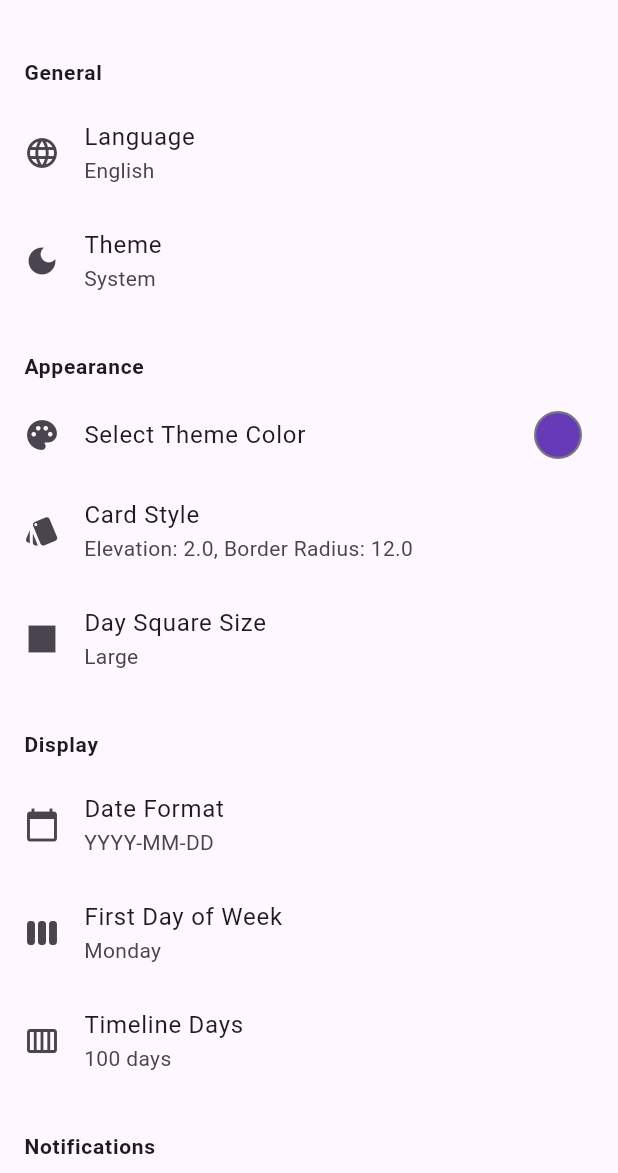
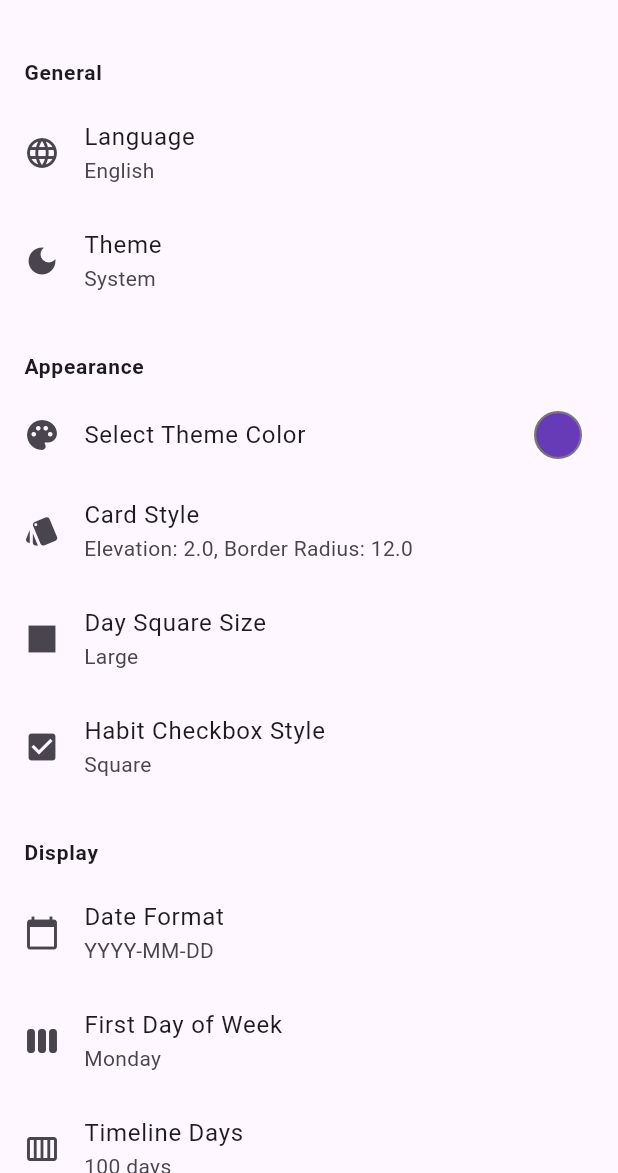
Before and after one commit to Zyzto/Adati, a Flutter app: the SettingsPage screen opened by its route, on a phone screen of 412 x 824 dp, the part 63-1236 px from its top. Run offline on Flutter 3.47's test engine with Material 3 defaults, Android fonts, the light colour scheme and no system bars; our stand-ins replace drift, easy_localization, flutter_dotenv, flutter_local_notifications, flutter_riverpod, go_router and 2 more; missing offline and left inert: easy_logger; accounts and stored records are empty; generated files the repository leaves out were written again.

Commit message:
Add customizable habit checkbox styles with settings
- Implement 8 checkbox style options (square, rounded, bordered, circle, radio, task, verified, taskAlt)
- Add checkbox style preference storage and provider
- Create settings dialog with visual previews and responsive sizing
- Update habit cards to use selected checkbox style
- Add translation keys for checkbox style setting

```diff
--- a/assets/translations/ar.json
+++ b/assets/translations/ar.json
@@ -82,5 +82,6 @@
     }
   },
   "please_enter_habit_name": "يرجى إدخال اسم العادة",
-  "reset_to_default": "إعادة تعيين إلى الافتراضي"
+  "reset_to_default": "إعادة تعيين إلى الافتراضي",
+  "habit_checkbox_style": "نمط مربع اختيار العادة"
 }
--- a/assets/translations/en.json
+++ b/assets/translations/en.json
@@ -82,5 +82,6 @@
     }
   },
   "please_enter_habit_name": "Please enter a habit name",
-  "reset_to_default": "Reset to default"
+  "reset_to_default": "Reset to default",
+  "habit_checkbox_style": "Habit Checkbox Style"
 }
--- a/lib/core/services/preferences_service.dart
+++ b/lib/core/services/preferences_service.dart
@@ -13,6 +13,7 @@ class PreferencesService {
   static const String _keyDateFormat = 'date_format';
   static const String _keyFirstDayOfWeek = 'first_day_of_week';
   static const String _keyNotificationsEnabled = 'notifications_enabled';
+  static const String _keyHabitCheckboxStyle = 'habit_checkbox_style';
 
   static SharedPreferences? _prefs;
 
@@ -88,6 +89,12 @@ class PreferencesService {
   static Future<bool> setNotificationsEnabled(bool enabled) =>
       prefs.setBool(_keyNotificationsEnabled, enabled);
 
+  // Habit checkbox style (default: square)
+  static String getHabitCheckboxStyle() =>
+      prefs.getString(_keyHabitCheckboxStyle) ?? 'square';
+  static Future<bool> setHabitCheckboxStyle(String style) =>
+      prefs.setString(_keyHabitCheckboxStyle, style);
+
   // Clear all preferences
   static Future<bool> clear() => prefs.clear();
 }
--- a/lib/features/settings/pages/settings_page.dart
+++ b/lib/features/settings/pages/settings_page.dart
@@ -4,6 +4,7 @@ import 'package:easy_localization/easy_localization.dart';
 import 'package:animations/animations.dart';
 import '../../../../core/services/preferences_service.dart';
 import '../providers/settings_providers.dart';
+import '../../habits/widgets/checkbox_style_widget.dart';
 
 class SettingsPage extends ConsumerWidget {
   const SettingsPage({super.key});
@@ -482,6 +483,88 @@ class SettingsPage extends ConsumerWidget {
     );
   }
 
+  void _showHabitCheckboxStyleDialog(BuildContext context, WidgetRef ref) {
+    final currentStyle = ref.watch(habitCheckboxStyleProvider);
+    final notifier = ref.read(habitCheckboxStyleNotifierProvider);
+    final navigator = Navigator.of(context);
+    final mediaQuery = MediaQuery.of(context);
+    final screenWidth = mediaQuery.size.width;
+    final isLandscape = screenWidth > mediaQuery.size.height;
+    final maxWidth = 600.0; // Same as settings list max width
+    final contentWidth = isLandscape ? maxWidth : screenWidth * 0.5;
+
+    final styles = HabitCheckboxStyle.values;
+
+    showDialog(
+      context: context,
+      builder: (dialogContext) => AlertDialog(
+        title: Text('habit_checkbox_style'.tr()),
+        content: SizedBox(
+          width: contentWidth,
+          child: Column(
+            mainAxisSize: MainAxisSize.min,
+            children: styles.map((style) {
+              final styleString = habitCheckboxStyleToString(style);
+              return RadioListTile<String>(
+                title: Row(
+                  children: [
+                    Text(_getCheckboxStyleName(styleString)),
+                    const SizedBox(width: 16),
+                    // Preview: completed state
+                    buildCheckboxWidget(style, true, 24, null),
+                    const SizedBox(width: 8),
+                    // Preview: uncompleted state
+                    buildCheckboxWidget(style, false, 24, null),
+                  ],
+                ),
+                value: styleString,
+                groupValue: currentStyle,
+                onChanged: (value) async {
+                  if (value != null) {
+                    await notifier.setHabitCheckboxStyle(value);
+                    ref.invalidate(habitCheckboxStyleNotifierProvider);
+                    if (dialogContext.mounted) {
+                      navigator.pop();
+                    }
+                  }
+                },
+              );
+            }).toList(),
+          ),
+        ),
+        actions: [
+          TextButton(
+            onPressed: () => navigator.pop(),
+            child: Text('cancel'.tr()),
+          ),
+        ],
+      ),
+    );
+  }
+
+  String _getCheckboxStyleName(String style) {
+    switch (style) {
+      case 'square':
+        return 'Square';
+      case 'rounded':
+        return 'Rounded';
+      case 'bordered':
+        return 'Bordered';
+      case 'circle':
+        return 'Circle';
+      case 'radio':
+        return 'Radio';
+      case 'task':
+        return 'Task';
+      case 'verified':
+        return 'Verified';
+      case 'taskAlt':
+        return 'Task Alt';
+      default:
+        return style;
+    }
+  }
+
   Future<void> _revertCardStyle(BuildContext context, WidgetRef ref) async {
     final cardStyleNotifier = ref.read(cardStyleNotifierProvider);
     await cardStyleNotifier.setElevation(defaultCardElevation);
@@ -558,6 +641,7 @@ class SettingsPage extends ConsumerWidget {
     final dateFormat = ref.watch(dateFormatProvider);
     final firstDayOfWeek = ref.watch(firstDayOfWeekProvider);
     final timelineDays = ref.watch(timelineDaysProvider);
+    final habitCheckboxStyle = ref.watch(habitCheckboxStyleProvider);
     final notificationsEnabled = ref.watch(notificationsEnabledProvider);
     final notificationsNotifier = ref.read(
       notificationsEnabledNotifierProvider,
@@ -632,6 +716,12 @@ class SettingsPage extends ConsumerWidget {
                 )
               : null,
           onTap: () => _showDaySquareSizeDialog(context, ref),
+        ),
+        ListTile(
+          leading: const Icon(Icons.check_box),
+          title: Text('habit_checkbox_style'.tr()),
+          subtitle: Text(_getCheckboxStyleName(habitCheckboxStyle)),
+          onTap: () => _showHabitCheckboxStyleDialog(context, ref),
         ),
 
         // Display Section
--- a/lib/features/settings/providers/settings_providers.dart
+++ b/lib/features/settings/providers/settings_providers.dart
@@ -246,3 +246,27 @@ final notificationsEnabledNotifierProvider = Provider<NotificationsEnabledNotifi
 final notificationsEnabledProvider = Provider<bool>((ref) {
   return ref.watch(notificationsEnabledNotifierProvider).enabled;
 });
+
+// Habit Checkbox Style
+class HabitCheckboxStyleNotifier {
+  String _style;
+
+  HabitCheckboxStyleNotifier()
+      : _style = PreferencesService.getHabitCheckboxStyle();
+
+  String get style => _style;
+
+  Future<void> setHabitCheckboxStyle(String style) async {
+    _style = style;
+    await PreferencesService.setHabitCheckboxStyle(style);
+  }
+}
+
+final habitCheckboxStyleNotifierProvider =
+    Provider<HabitCheckboxStyleNotifier>((ref) {
+  return HabitCheckboxStyleNotifier();
+});
+
+final habitCheckboxStyleProvider = Provider<String>((ref) {
+  return ref.watch(habitCheckboxStyleNotifierProvider).style;
+});
```
Also changed, not shown: lib/features/habits/widgets/checkbox_style_widget.dart (added, +142 -0 lines), lib/features/habits/widgets/habit_card.dart (+68 -32 lines).
